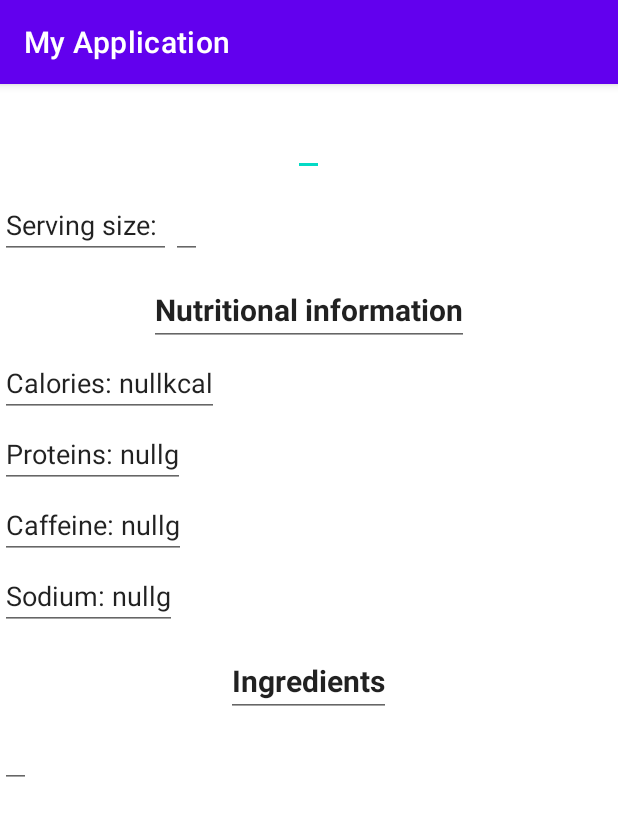
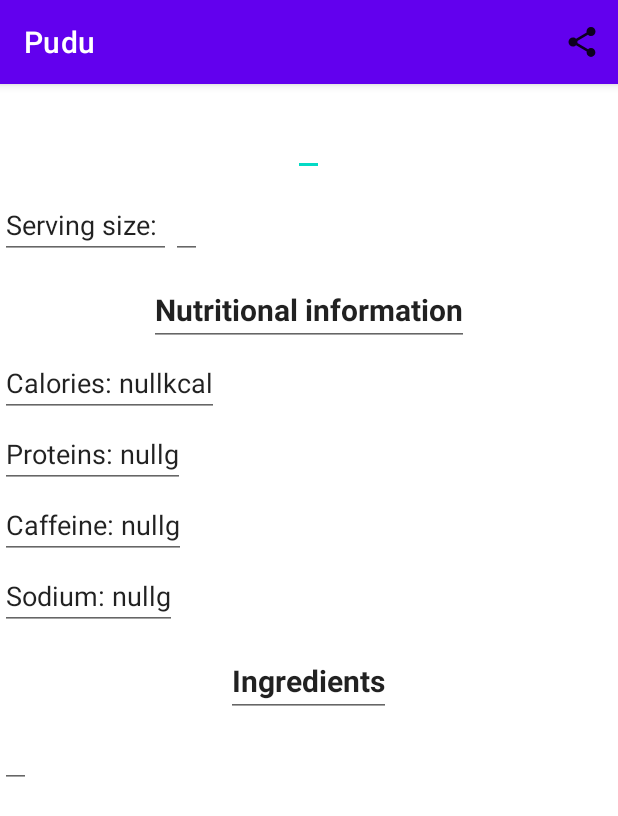
Before and after one commit to felipezxkq/Pudu, an Android app: the ProductActivity screen opened directly, with no data from a screen before it, on a phone screen of 412 x 824 dp. Shown: the top 816 px of the screen. Run offline under Robolectric (Android 15) with nearby library versions, the phone set to English and light mode, and no system bars.

Commit message:
Toolbar share button, camera and storage permissions

```diff
--- a/app/src/main/java/com/example/myapplication/ProductActivity.kt
+++ b/app/src/main/java/com/example/myapplication/ProductActivity.kt
@@ -1,8 +1,14 @@
 package com.example.myapplication
 
+import android.content.Intent
 import androidx.appcompat.app.AppCompatActivity
 import android.os.Bundle
+import android.view.Menu
+import android.view.MenuItem
+import android.view.View
 import android.widget.EditText
+import androidx.appcompat.widget.Toolbar
+
 
 class ProductActivity : AppCompatActivity() {
     private lateinit var productNameText: EditText
@@ -12,9 +18,16 @@ class ProductActivity : AppCompatActivity() {
     private lateinit var caffeineText: EditText
     private lateinit var fatText: EditText
     private lateinit var ingredientsListText: EditText
+    var toolbar: Toolbar? = null
     override fun onCreate(savedInstanceState: Bundle?) {
         super.onCreate(savedInstanceState)
         setContentView(R.layout.activity_product)
+
+        toolbar = findViewById(R.id.toolbar)
+        toolbar?.title = "Pudu"
+        setSupportActionBar(toolbar)
+
+
 
         productNameText = findViewById<EditText>(R.id.textProductName)
         productNameText.setText(intent.getStringExtra("product_name"))
@@ -37,4 +50,23 @@ class ProductActivity : AppCompatActivity() {
         ingredientsListText = findViewById<EditText>(R.id.textIngredientsList)
         ingredientsListText.setText(intent.getStringExtra("ingredients_text"))
     }
+
+    override fun onCreateOptionsMenu(menu: Menu?): Boolean {
+        menuInflater.inflate(R.menu.menu, menu)
+        return super.onCreateOptionsMenu(menu)
+    }
+
+    override fun onOptionsItemSelected(item: MenuItem): Boolean {
+        when(item?.itemId){
+            R.id.share->{
+                val intent = Intent(applicationContext, ShareActivity::class.java).apply {}
+                startActivity(intent)
+            }
+
+
+
+        }
+        return super.onOptionsItemSelected(item)
+    }
+
 }
--- a/app/src/main/java/com/example/myapplication/view/SplashActivity.kt
+++ b/app/src/main/java/com/example/myapplication/view/SplashActivity.kt
@@ -17,13 +17,14 @@ class SplashActivity : AppCompatActivity() {
     }
 
     fun startTimer(){
-        object: CountDownTimer(3000, 1000) {
+        object: CountDownTimer(2000, 1000) {
             override fun onTick(millisUntilFinished: Long) {
 
             }
             override fun onFinish() {
                 val intent = Intent(applicationContext, SearchActivity::class.java).apply {}
                 startActivity(intent)
+                finish()
             }
         }.start()
     }
--- /dev/null
+++ b/app/src/main/res/drawable/share.xml
@@ -0,0 +1,10 @@
+<vector xmlns:android="http://schemas.android.com/apk/res/android"
+    android:width="24dp"
+    android:height="24dp"
+    android:viewportWidth="24"
+    android:viewportHeight="24"
+    android:tint="?attr/colorControlNormal">
+  <path
+      android:fillColor="@android:color/white"
+      android:pathData="M18,16.08c-0.76,0 -1.44,0.3 -1.96,0.77L8.91,12.7c0.05,-0.23 0.09,-0.46 0.09,-0.7s-0.04,-0.47 -0.09,-0.7l7.05,-4.11c0.54,0.5 1.25,0.81 2.04,0.81 1.66,0 3,-1.34 3,-3s-1.34,-3 -3,-3 -3,1.34 -3,3c0,0.24 0.04,0.47 0.09,0.7L8.04,9.81C7.5,9.31 6.79,9 6,9c-1.66,0 -3,1.34 -3,3s1.34,3 3,3c0.79,0 1.5,-0.31 2.04,-0.81l7.12,4.16c-0.05,0.21 -0.08,0.43 -0.08,0.65 0,1.61 1.31,2.92 2.92,2.92 1.61,0 2.92,-1.31 2.92,-2.92s-1.31,-2.92 -2.92,-2.92z"/>
+</vector>
--- a/app/src/main/res/layout/activity_product.xml
+++ b/app/src/main/res/layout/activity_product.xml
@@ -6,6 +6,16 @@
     android:layout_height="match_parent"
     android:orientation="vertical"
     tools:context=".ProductActivity">
+
+    <androidx.appcompat.widget.Toolbar
+        android:id="@+id/toolbar"
+        android:layout_width="match_parent"
+        android:layout_height="?attr/actionBarSize"
+        android:background="?attr/colorPrimary"
+        android:elevation="4dp"
+        android:theme="@style/ThemeOverlay.AppCompat.ActionBar"
+        app:popupTheme="@style/Theme.AppCompat.Light"
+        app:titleTextColor="@color/design_default_color_on_primary" />
 
     <EditText xmlns:android="http://schemas.android.com/apk/res/android"
         android:id="@+id/textProductName"
--- /dev/null
+++ b/app/src/main/res/menu/menu.xml
@@ -0,0 +1,10 @@
+<?xml version="1.0" encoding="utf-8"?>
+<menu xmlns:app="http://schemas.android.com/apk/res-auto"
+    xmlns:android="http://schemas.android.com/apk/res/android">
+
+    <item
+        android:id="@+id/share"
+        android:icon="@drawable/share"
+        android:title="share"
+        app:showAsAction="ifRoom" />
+</menu>
--- /dev/null
+++ b/app/src/main/res/values-night/strings.xml
@@ -0,0 +1,4 @@
+<?xml version="1.0" encoding="utf-8"?>
+<resources>
+    <string name="title_share">share</string>
+</resources>
--- a/app/src/main/res/values-night/themes.xml
+++ b/app/src/main/res/values-night/themes.xml
@@ -1,6 +1,6 @@
 <resources xmlns:tools="http://schemas.android.com/tools">
     <!-- Base application theme. -->
-    <style name="Theme.MyApplication" parent="Theme.MaterialComponents.DayNight.DarkActionBar">
+    <style name="Theme.MyApplication" parent="Theme.MaterialComponents.DayNight.NoActionBar">
         <!-- Primary brand color. -->
         <item name="colorPrimary">@color/purple_200</item>
         <item name="colorPrimaryVariant">@color/purple_700</item>
--- a/app/src/main/res/values/strings.xml
+++ b/app/src/main/res/values/strings.xml
@@ -1,6 +1,7 @@
 <resources>
-    <string name="app_name">My Application</string>
+    <string name="app_name">Pudu</string>
     <string name="facebook_app_id">1928706343954327</string>
     <string name="fb_login_protocol_scheme">fb1928706343954327</string>
     <string name="share">Share</string>
+    <string name="title_share">share</string>
 </resources>
--- a/app/src/main/res/values/themes.xml
+++ b/app/src/main/res/values/themes.xml
@@ -1,6 +1,6 @@
 <resources xmlns:tools="http://schemas.android.com/tools">
     <!-- Base application theme. -->
-    <style name="Theme.MyApplication" parent="Theme.MaterialComponents.DayNight.DarkActionBar">
+    <style name="Theme.MyApplication" parent="Theme.MaterialComponents.DayNight.NoActionBar">
         <!-- Primary brand color. -->
         <item name="colorPrimary">@color/purple_500</item>
         <item name="colorPrimaryVariant">@color/purple_700</item>
```
Also changed, not shown: app/src/main/AndroidManifest.xml (+11 -2 lines), app/src/main/java/com/example/myapplication/SearchActivity.kt (+9 -4 lines), app/src/main/java/com/example/myapplication/ShareActivity.kt (added, +77 -0 lines), app/src/main/res/layout/activity_search.xml (+11 -6 lines), app/src/main/res/layout/activity_share.xml (added, +40 -0 lines).
